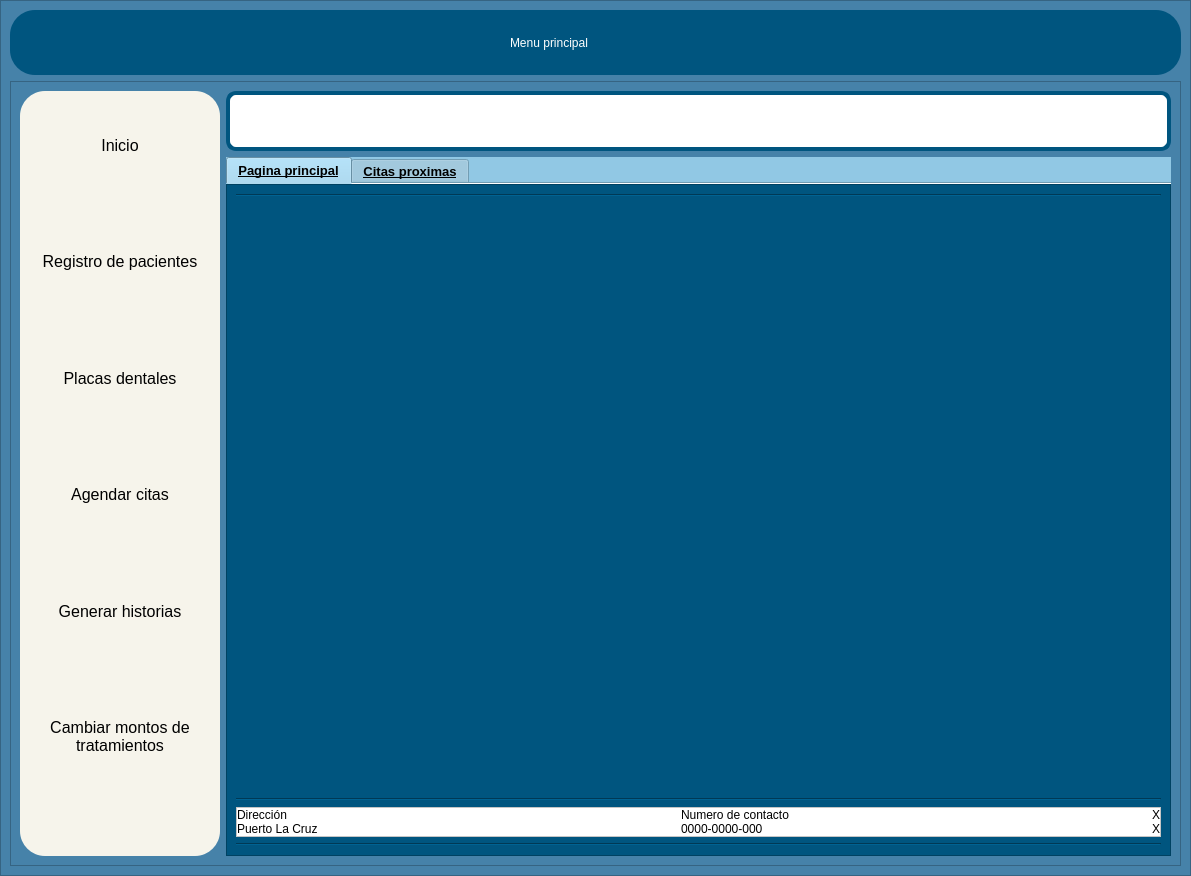
Qt form interfaces/menu.ui (Reinaldito04/App-Consultas-y-Historias-Medicas) before a commit.
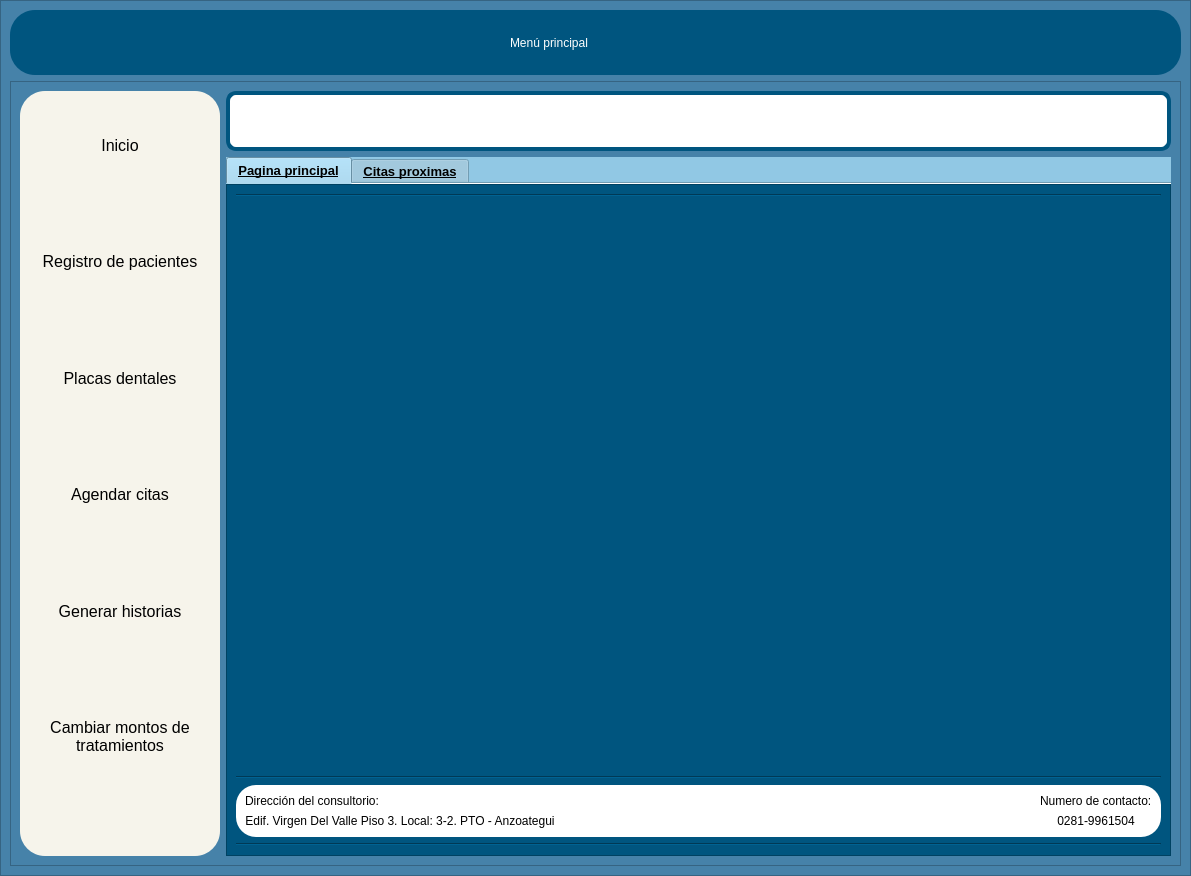
The same form after that commit. The open tabs and pages were chosen to show the change. Icons and pictures are not drawn.

Patch:
```diff
--- a/interfaces/menu.ui
+++ b/interfaces/menu.ui
@@ -186,7 +186,7 @@
 }</string>
               </property>
               <property name="text">
-               <string>Menu principal</string>
+               <string>Menú principal</string>
               </property>
              </widget>
             </item>
@@ -921,7 +921,7 @@
                   <property name="frameShadow">
                    <enum>QFrame::Raised</enum>
                   </property>
-                  <layout class="QVBoxLayout" name="verticalLayout_12">
+                  <layout class="QVBoxLayout" name="verticalLayout_6">
                    <item>
                     <widget class="Line" name="line_2">
                      <property name="orientation">
@@ -931,18 +931,6 @@
                    </item>
                    <item>
                     <widget class="QLabel" name="label_3">
-                     <property name="minimumSize">
-                      <size>
-                       <width>625</width>
-                       <height>200</height>
-                      </size>
-                     </property>
-                     <property name="maximumSize">
-                      <size>
-                       <width>1000</width>
-                       <height>500</height>
-                      </size>
-                     </property>
                      <property name="styleSheet">
                       <string notr="true">QLabel:hover{
 	border:2px solid rgb(145, 200, 228);
@@ -991,6 +979,7 @@
                      <property name="styleSheet">
                       <string notr="true">QFrame{
 background-color:white;
+border-radius:20px;
 }</string>
                      </property>
                      <property name="frameShape">
@@ -999,44 +988,35 @@
                      <property name="frameShadow">
                       <enum>QFrame::Raised</enum>
                      </property>
-                     <layout class="QHBoxLayout" name="horizontalLayout_6">
-                      <property name="spacing">
-                       <number>0</number>
-                      </property>
-                      <property name="leftMargin">
-                       <number>0</number>
-                      </property>
-                      <property name="topMargin">
-                       <number>0</number>
-                      </property>
-                      <property name="rightMargin">
-                       <number>0</number>
-                      </property>
-                      <property name="bottomMargin">
-                       <number>0</number>
-                      </property>
+                     <layout class="QVBoxLayout" name="verticalLayout_12">
                       <item>
                        <layout class="QHBoxLayout" name="horizontalLayout_4">
                         <item>
                          <layout class="QVBoxLayout" name="verticalLayout_11">
                           <item>
-                           <widget class="QLabel" name="label_4">
+                           <widget class="QLabel" name="label_11">
                             <property name="text">
-                             <string>Dirección</string>
+                             <string>Dirección del consultorio:</string>
+                            </property>
+                            <property name="alignment">
+                             <set>Qt::AlignLeading|Qt::AlignLeft|Qt::AlignVCenter</set>
                             </property>
                            </widget>
                           </item>
                           <item>
-                           <widget class="QLabel" name="label_12">
+                           <widget class="QLabel" name="label_14">
                             <property name="text">
-                             <string>Puerto La Cruz</string>
+                             <string>Edif. Virgen Del Valle Piso 3. Local: 3-2. PTO - Anzoategui</string>
+                            </property>
+                            <property name="alignment">
+                             <set>Qt::AlignCenter</set>
                             </property>
                            </widget>
                           </item>
                          </layout>
                         </item>
                         <item>
-                         <spacer name="horizontalSpacer_3">
+                         <spacer name="horizontalSpacer_4">
                           <property name="orientation">
                            <enum>Qt::Horizontal</enum>
                           </property>
@@ -1053,45 +1033,17 @@
                           <item>
                            <widget class="QLabel" name="label_5">
                             <property name="text">
-                             <string>Numero de contacto</string>
+                             <string>Numero de contacto:</string>
                             </property>
                            </widget>
                           </item>
                           <item>
                            <widget class="QLabel" name="label_13">
                             <property name="text">
-                             <string>0000-0000-000</string>
+                             <string>0281-9961504</string>
                             </property>
-                           </widget>
-                          </item>
-                         </layout>
-                        </item>
-                        <item>
-                         <spacer name="horizontalSpacer_4">
-                          <property name="orientation">
-                           <enum>Qt::Horizontal</enum>
-                          </property>
-                          <property name="sizeHint" stdset="0">
-                           <size>
-                            <width>40</width>
-                            <height>20</height>
-                           </size>
-                          </property>
-                         </spacer>
-                        </item>
-                        <item>
-                         <layout class="QVBoxLayout" name="verticalLayout_6">
-                          <item>
-                           <widget class="QLabel" name="label_11">
-                            <property name="text">
-                             <string>X</string>
-                            </property>
-                           </widget>
-                          </item>
-                          <item>
-                           <widget class="QLabel" name="label_14">
-                            <property name="text">
-                             <string>X</string>
+                            <property name="alignment">
+                             <set>Qt::AlignCenter</set>
                             </property>
                            </widget>
                           </item>
```
Left out of the diff: 6 changed lines with no effect on the pictures.
